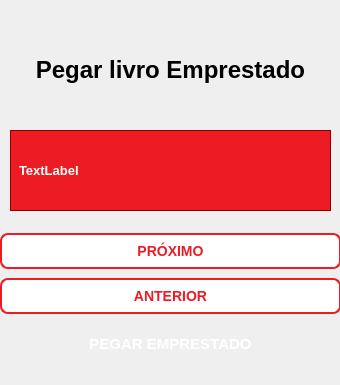
Above: GUI_BIBLIOTECA/loanbookwindow.ui from gabriotz/Project-edoo before the change. Below: the same form after it.
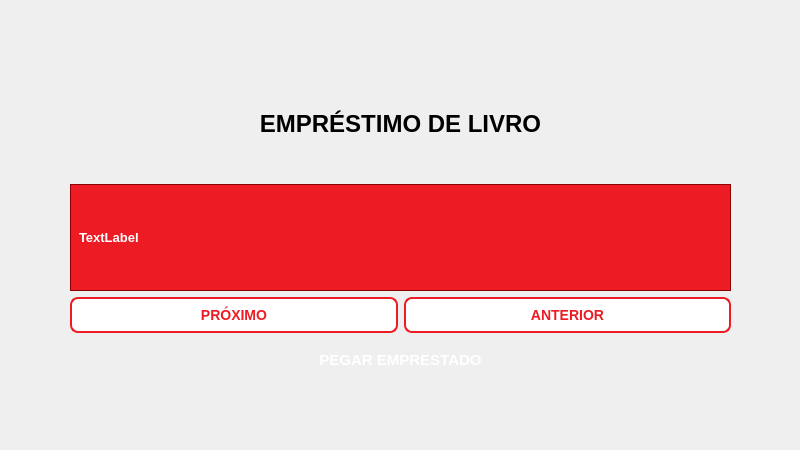
That is the form after the change.

What changed in the file:
```diff
--- a/GUI_BIBLIOTECA/loanbookwindow.ui
+++ b/GUI_BIBLIOTECA/loanbookwindow.ui
@@ -6,35 +6,32 @@
    <rect>
     <x>0</x>
     <y>0</y>
-    <width>340</width>
-    <height>385</height>
+    <width>800</width>
+    <height>450</height>
    </rect>
   </property>
   <property name="windowTitle">
    <string>Dialog</string>
   </property>
+  <widget class="QWidget" name="layoutWidget">
+   <property name="geometry">
+    <rect>
+     <x>70</x>
+     <y>70</y>
+     <width>661</width>
+     <height>311</height>
+    </rect>
+   </property>
+   <layout class="QVBoxLayout" name="verticalLayout">
+    <item>
   <widget class="QLabel" name="label">
-   <property name="geometry">
-    <rect>
-     <x>0</x>
-     <y>50</y>
-     <width>341</width>
-     <height>41</height>
-    </rect>
-   </property>
    <property name="text">
-    <string>&lt;html&gt;&lt;head/&gt;&lt;body&gt;&lt;p align=&quot;center&quot;&gt;&lt;span style=&quot; font-size:18pt; font-weight:700;&quot;&gt;Pegar livro Emprestado&lt;/span&gt;&lt;/p&gt;&lt;/body&gt;&lt;/html&gt;</string>
-   </property>
-  </widget>
+       <string>&lt;html&gt;&lt;head/&gt;&lt;body&gt;&lt;p align=&quot;center&quot;&gt;&lt;span style=&quot; font-size:18pt; font-weight:700;&quot;&gt;EMPRÉSTIMO DE LIVRO&lt;/span&gt;&lt;/p&gt;&lt;/body&gt;&lt;/html&gt;</string>
+      </property>
+     </widget>
+    </item>
+    <item>
   <widget class="QLabel" name="bookLabel">
-   <property name="geometry">
-    <rect>
-     <x>10</x>
-     <y>130</y>
-     <width>321</width>
-     <height>81</height>
-    </rect>
-   </property>
    <property name="styleSheet">
     <string notr="true">    background-color: #ED1C24; /* Fundo vermelho CIn */
     color: white; /* Texto branco */
@@ -48,16 +45,9 @@
     <string>TextLabel</string>
    </property>
   </widget>
-  <widget class="QWidget" name="">
-   <property name="geometry">
-    <rect>
-     <x>0</x>
-     <y>230</y>
-     <width>341</width>
-     <height>140</height>
-    </rect>
-   </property>
-   <layout class="QVBoxLayout" name="verticalLayout">
+    </item>
+    <item>
+     <layout class="QHBoxLayout" name="horizontalLayout">
     <item>
      <widget class="QPushButton" name="nextButton">
       <property name="styleSheet">
@@ -91,6 +81,8 @@
        <string>ANTERIOR</string>
       </property>
      </widget>
+      </item>
+     </layout>
     </item>
     <item>
      <widget class="QPushButton" name="loanButton">
```
Lines whose indentation alone changed are shown as unchanged.
